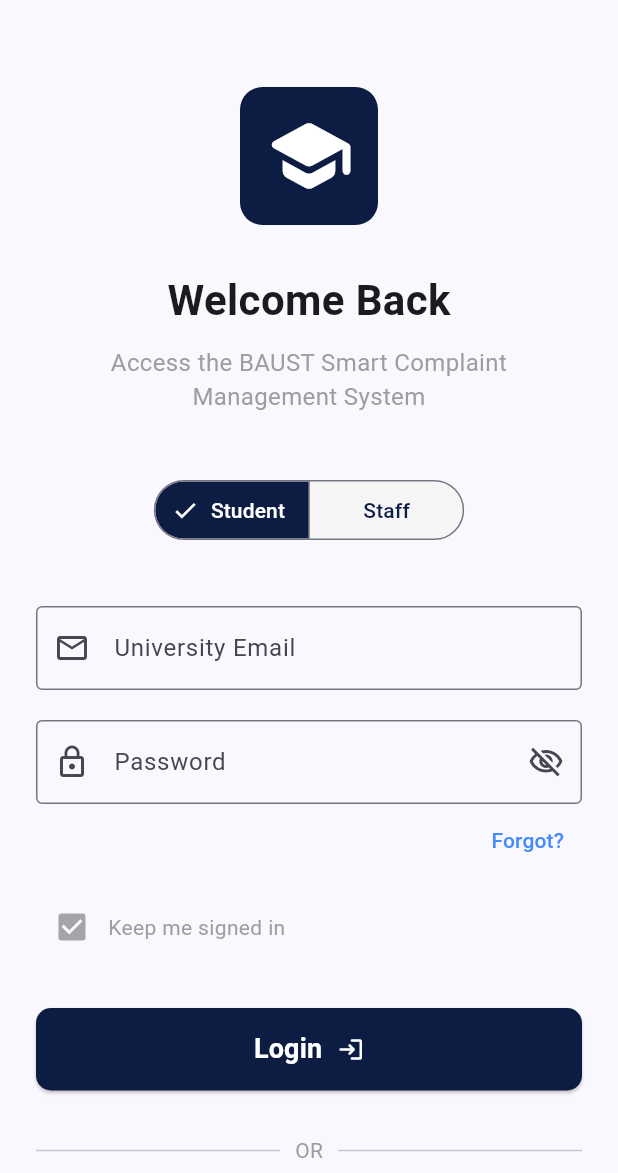
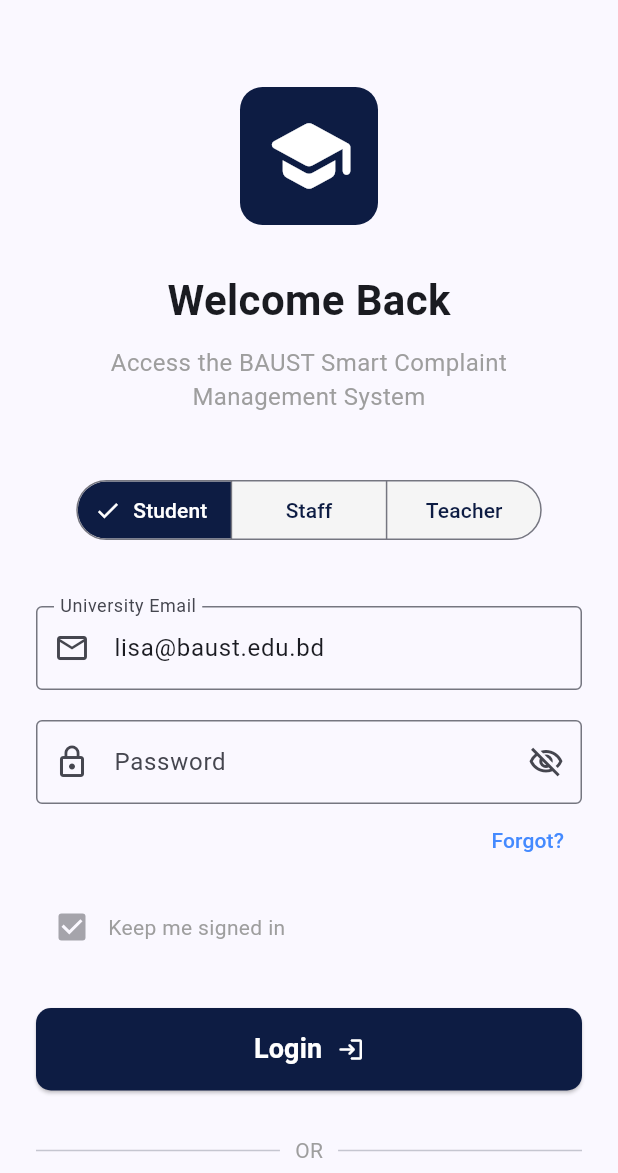
Before and after one commit to lisakhan1952-dev/smart_complain_management_system, a Flutter app: the screen it shows after launch, on a phone screen of 412 x 824 dp, the part 63-1236 px from its top. Run offline on Flutter 3.47's test engine with Material 3 defaults, Android fonts, the phone set to English and light mode, and no system bars.

```diff
--- a/lib/screens/login_screen.dart
+++ b/lib/screens/login_screen.dart
@@ -1,8 +1,6 @@
 // login_screen.dart ফাইল
 import 'package:flutter/material.dart';
 import 'package:smart_complain_management_system/screens/dashboard_screen.dart';
-
-
 
 class LoginPage extends StatefulWidget {
   const LoginPage({super.key});
@@ -11,76 +9,59 @@
   State<LoginPage> createState() => _LoginPageState();
 }
 
-// লগইন পেজের স্টেট (এখানে সব লজিক থাকবে)
 class _LoginPageState extends State<LoginPage> {
-  // টেক্সট কন্ট্রোলার (ইউজার যা টাইপ করবে তা ধরার জন্য)
-  final TextEditingController _emailController = TextEditingController();
+  // ১. এখানে আপনার নাম বা ইমেইল সেট করে দেওয়া হয়েছে
+  final TextEditingController _emailController =
+  TextEditingController(text: "lisa@baust.edu.bd");
+
   final TextEditingController _passwordController = TextEditingController();
 
-  // পাসওয়ার্ডের এরর বা অন্য কিছুর জন্য স্ট্রিং
-  String? _errorText; // এই ভেরিয়েবলটি আমাদের পাসওয়ার্ডের এরর সলভ করতে সাহায্য করবে
-
-  // ইউজার টাইপ (স্টুডেন্ট নাকি স্টাফ) ট্র‍্যাক করার জন্য
-  String _userType = "Student"; // ডিফল্টভাবে স্টুডেন্ট থাকবে
-
-  // পাসওয়ার্ড দেখানো বা লুকানোর জন্য (চোখ আইকনের লজিক)
+  String? _errorText;
+  String _userType = "Student";
   bool _isObscured = true;
 
-  // লগইন বাটন হ্যান্ডেল করার ফাংশন (সব লজিক এখানে)
   void _handleLogin() {
     setState(() {
-      _errorText = null; // নতুন করে লগইন চেষ্টা করার আগে আগের এরর মুছে ফেলুন
+      _errorText = null;
     });
 
     String email = _emailController.text;
     String password = _passwordController.text;
 
-    // ১. খালি ফিল্ড চেক করা (Validation)
     if (email.isEmpty || password.isEmpty) {
       ScaffoldMessenger.of(context).showSnackBar(
         const SnackBar(content: Text("Email and Password are required!")),
       );
-      return; // কোডটি আর নিচে যাবে না
+      return;
     }
 
-    // ২. ইমেল ফরম্যাট চেক করা (যদি প্রয়োজন হয় - এখানে সিম্পল রেখেছি)
-
-    // ৩. পাসওয়ার্ড ভুল হলে এরর কীভাবে সলভ করবেন?
-    // আমরা প্রথমে সিম্পল লজিক ব্যবহার করব। পরে আপনি এখানে ডাটাবেস যুক্ত করবেন।
-    if (password != "1234") { // মনে করুন সঠিক পাসওয়ার্ড '1234'
+    if (password != "1234") {
       setState(() {
-        // এই লাইনটিই আপনার পাসওয়ার্ড এরর সলভ করবে!
-        // এটি টেক্সট ফিল্ডের নিচে লাল লেখা দেখাবে।
         _errorText = "Incorrect password! Hint: 1234";
       });
-      return; // লগইন সফল হবে না
+      return;
     }
 
-    // ৪. যদি সব ঠিক থাকে, তবে ড্যাশবোর্ডে যান
-    // Navigator.pushReplacement ব্যবহার করলে ইউজার ব্যাক বাটনে ক্লিক করে আবার লগইন এ ফিরতে পারবে না
-    // login_screen.dart এর ভেতরে নেভিগেশনের লাইনটি এভাবে লিখুন
     Navigator.pushReplacement(
       context,
-      MaterialPageRoute(builder: (context) => DashboardPage()), // এখানে 'const' রাখবেন না
+      MaterialPageRoute(builder: (context) => const DashboardPage()),
     );
   }
 
   @override
   Widget build(BuildContext context) {
-    // BAUST-এর লোগো কালার (গভীর নীল)
     Color primaryColor = const Color(0xFF0D1C43);
 
     return Scaffold(
       appBar: AppBar(
         title: const Text("BAUST CMS", style: TextStyle(fontWeight: FontWeight.bold, color: Colors.blueAccent)),
-        centerTitle: false, // স্ক্রিনশটের মতো বাম পাশে টাইটেল
+        centerTitle: false,
       ),
       body: SingleChildScrollView(
         padding: const EdgeInsets.all(24.0),
         child: Column(
           children: [
             const SizedBox(height: 20),
-            // ১. BAUST লোগো (একটি সিম্পল আইকন দিয়েছি)
             Container(
               padding: const EdgeInsets.all(16),
               decoration: BoxDecoration(color: primaryColor, borderRadius: BorderRadius.circular(15)),
@@ -88,7 +69,6 @@
             ),
             const SizedBox(height: 30),
 
-            // ২. Welcome Back লেখা
             const Text(
               "Welcome Back",
               style: TextStyle(fontSize: 28, fontWeight: FontWeight.bold),
@@ -101,66 +81,60 @@
             ),
             const SizedBox(height: 40),
 
-            // ৩. Student/Staff সিলেকশন (Segmented Button)
             SegmentedButton<String>(
               segments: const <ButtonSegment<String>>[
                 ButtonSegment<String>(value: 'Student', label: Text('Student')),
                 ButtonSegment<String>(value: 'Staff', label: Text('Staff')),
+                ButtonSegment<String>(value: 'Teacher', label: Text('Teacher'))
               ],
               selected: <String>{_userType},
               onSelectionChanged: (Set<String> newSelection) {
                 setState(() {
-                  _userType = newSelection.first; // ইউজার টাইপ পরিবর্তন করুন
+                  _userType = newSelection.first;
                 });
               },
-              // আধুনিক লুক দেওয়ার জন্য
               style: ButtonStyle(
                 backgroundColor: WidgetStateProperty.resolveWith<Color>((states) {
-                  if (states.contains(WidgetState.selected)) {
-                    return primaryColor; // সিলেক্টেড কালার গভীর নীল
-                  }
-                  return Colors.grey[100]!; // আন-সিলেক্টেড কালার
+                  if (states.contains(WidgetState.selected)) return primaryColor;
+                  return Colors.grey[100]!;
                 }),
                 foregroundColor: WidgetStateProperty.resolveWith<Color>((states) {
-                  if (states.contains(WidgetState.selected)) {
-                    return Colors.white; // সিলেক্টেড টেক্সট কালার সাদা
-                  }
-                  return primaryColor; // আন-সিলেক্টেড টেক্সট কালার গভীর নীল
+                  if (states.contains(WidgetState.selected)) return Colors.white;
+                  return primaryColor;
                 }),
               ),
             ),
             const SizedBox(height: 40),
 
-            // ৪. ইমেল ফিল্ড (Icon এবং Placeholder সহ)
+            // ২. ইমেল ফিল্ড - autofillHints: null যোগ করা হয়েছে যাতে 'admin' না আসে
             TextField(
               controller: _emailController,
+              keyboardType: TextInputType.emailAddress,
+              autofillHints: null, // অটো-ফিল বন্ধ করার জন্য
               decoration: InputDecoration(
                 labelText: "University Email",
-                hintText: "e.g. name@baust.edu.bd", // Placeholder টেক্সট
-                prefixIcon: const Icon(Icons.email_outlined), // বাম পাশে আইকন
+                hintText: "e.g. name@baust.edu.bd",
+                prefixIcon: const Icon(Icons.email_outlined),
                 border: const OutlineInputBorder(),
               ),
             ),
             const SizedBox(height: 20),
 
-            // ৫. পাসওয়ার্ড ফিল্ড (এরর, চোখ আইকন এবং Forgot লজিক)
             TextField(
               controller: _passwordController,
-              obscureText: _isObscured, // পাসওয়ার্ড দেখানো বা লুকানো
+              obscureText: _isObscured,
               decoration: InputDecoration(
                 labelText: "Password",
-                prefixIcon: const Icon(Icons.lock_outline), // বাম পাশে আইকন
-                // পাসওয়ার্ড দেখার জন্য চোখ আইকন
+                prefixIcon: const Icon(Icons.lock_outline),
                 suffixIcon: IconButton(
                   icon: Icon(_isObscured ? Icons.visibility_off_outlined : Icons.visibility_outlined),
                   onPressed: () {
                     setState(() {
-                      _isObscured = !_isObscured; // toggle obscuration
+                      _isObscured = !_isObscured;
                     });
                   },
                 ),
                 border: const OutlineInputBorder(),
-                // এটিই আপনার পাসওয়ার্ড এরর সলভ করার মূল অংশ!
                 errorText: _errorText,
               ),
             ),
@@ -173,24 +147,22 @@
             ),
             const SizedBox(height: 10),
 
-            // ৬. Keep me signed in চেকবক্স
             const Row(
               children: [
-                Checkbox(value: true, onChanged: null), // একটি সিম্পল চেকবক্স
+                Checkbox(value: true, onChanged: null),
                 Text("Keep me signed in", style: TextStyle(color: Colors.grey)),
               ],
             ),
             const SizedBox(height: 30),
 
-            // ৭. লগইন বাটন
             SizedBox(
               width: double.infinity,
               height: 55,
               child: ElevatedButton(
-                onPressed: _handleLogin, // লগইন ফাংশন কল করলাম
+                onPressed: _handleLogin,
                 style: ElevatedButton.styleFrom(
-                  backgroundColor: primaryColor, // গভীর নীল কালার
-                  foregroundColor: Colors.white, // সাদা টেক্সট কালার
+                  backgroundColor: primaryColor,
+                  foregroundColor: Colors.white,
                   shape: RoundedRectangleBorder(borderRadius: BorderRadius.circular(10)),
                 ),
                 child: const Row(
@@ -205,7 +177,6 @@
             ),
             const SizedBox(height: 30),
 
-            // ৮. "OR" লেখা
             const Row(
               children: [
                 Expanded(child: Divider()),
@@ -215,7 +186,6 @@
             ),
             const SizedBox(height: 30),
 
-            // ৯. Request Access লিঙ্ক
             Row(
               mainAxisAlignment: MainAxisAlignment.center,
               children: [
```
Also changed, not shown: lib/screens/dashboard_screen.dart (+22 -16 lines).
